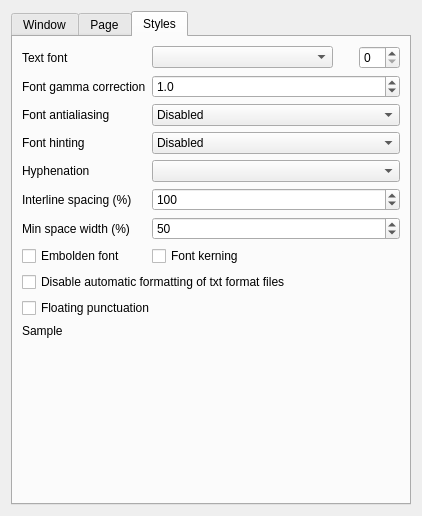
Before: the Qt Designer form cr3-kindle/src/settings.ui in CrazyCoder/coolreader-kindle-qt, drawn with Qt 5.
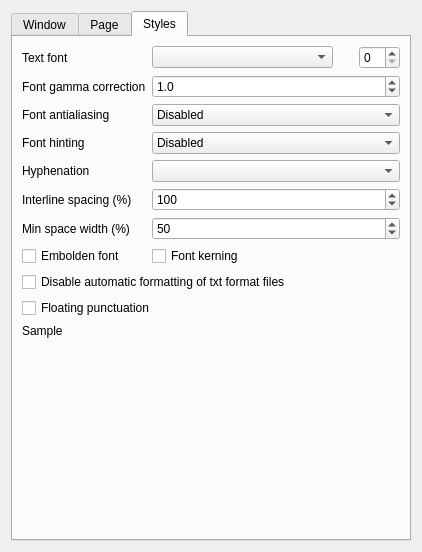
After: the same form once the commit is applied. Custom widgets are drawn as their Qt base class.

Commit message: TOC cleanup and cyclic listing with prev/next page buttons

What changed in the file:
```diff
--- a/cr3-kindle/src/settings.ui
+++ b/cr3-kindle/src/settings.ui
@@ -10,7 +10,7 @@
     <x>0</x>
     <y>0</y>
     <width>422</width>
-    <height>516</height>
+    <height>552</height>
    </rect>
   </property>
   <property name="sizePolicy">
```
Left out of the diff: 2 changed lines with no effect on the pictures. The commit also changes 2 other files.
